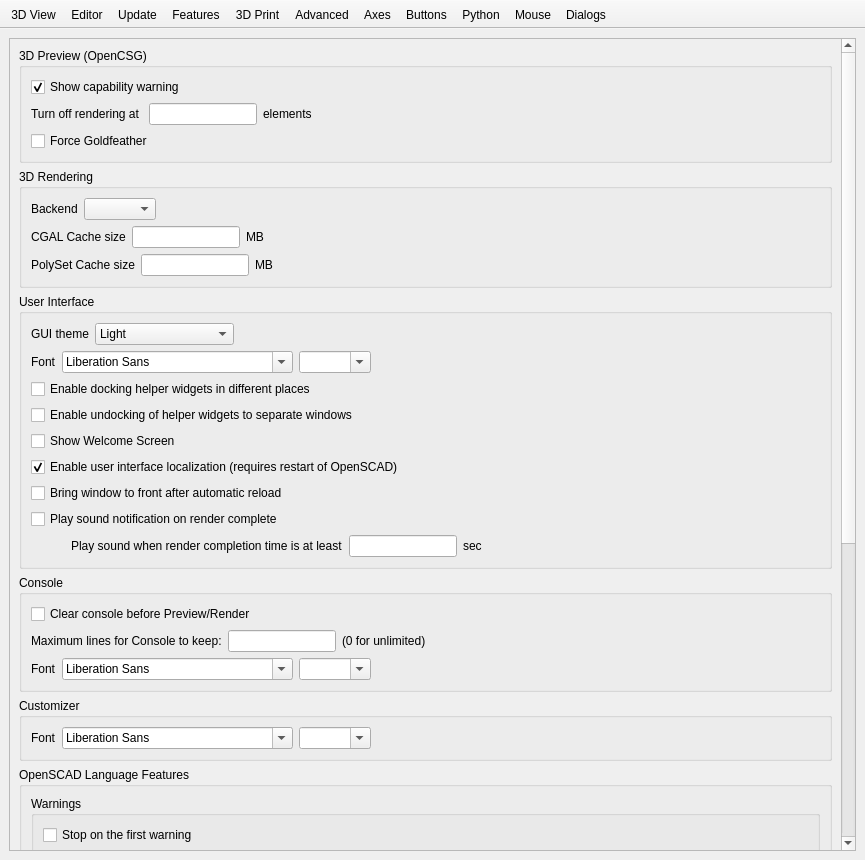
Above: src/gui/Preferences.ui from openscad/openscad before the change. Below: the same form after it.
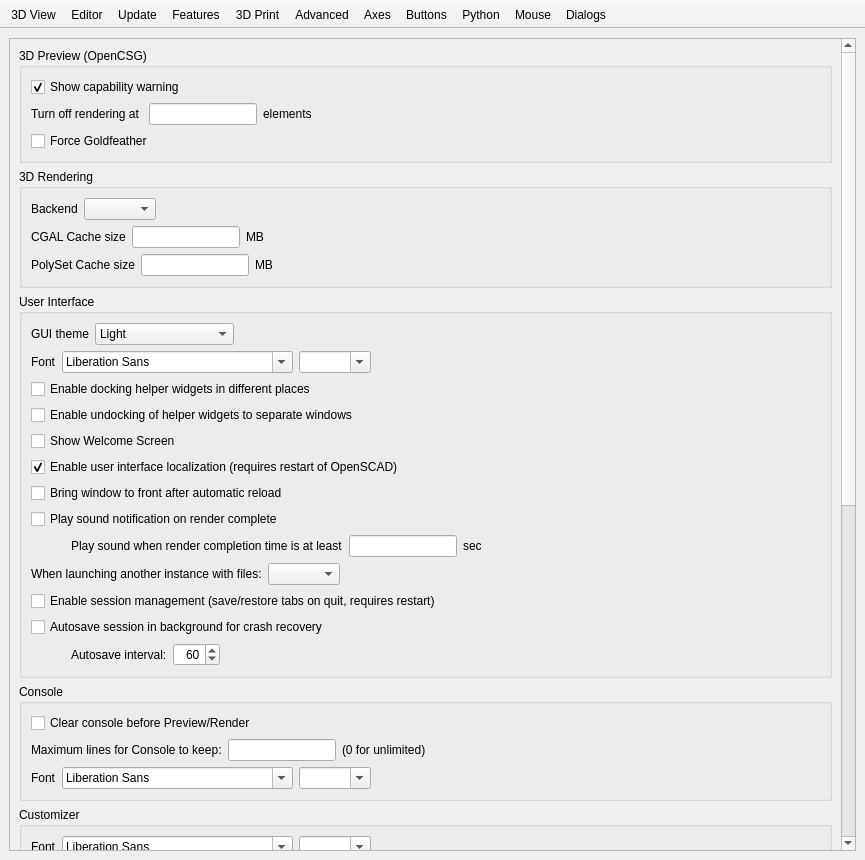
That is the form after the change. Icons and pictures are not drawn. Custom widgets are drawn as their Qt base class.

Commit message: feat(gui): session restore, customizer params without F5, dry-run safety (#415)

Diff of the .ui file:
```diff
--- a/src/gui/Preferences.ui
+++ b/src/gui/Preferences.ui
@@ -2349,6 +2349,93 @@
                  </item>
                 </layout>
                </item>
+               <item>
+                <layout class="QHBoxLayout" name="horizontalLayoutSingleInstance">
+                 <item>
+                  <widget class="QLabel" name="labelSingleInstanceOpenMode">
+                   <property name="text">
+                    <string>When launching another instance with files:</string>
+                   </property>
+                  </widget>
+                 </item>
+                 <item>
+                  <widget class="QComboBox" name="comboBoxSingleInstanceOpenMode"/>
+                 </item>
+                 <item>
+                  <spacer name="horizontalSpacerSingleInstance">
+                   <property name="orientation">
+                    <enum>Qt::Horizontal</enum>
+                   </property>
+                   <property name="sizeHint" stdset="0">
+                    <size>
+                     <width>40</width>
+                     <height>20</height>
+                    </size>
+                   </property>
+                  </spacer>
+                 </item>
+                </layout>
+               </item>
+               <item>
+                <widget class="QCheckBox" name="checkBoxSessionManagementEnabled">
+                 <property name="text">
+                  <string>Enable session management (save/restore tabs on quit, requires restart)</string>
+                 </property>
+                </widget>
+               </item>
+               <item>
+                <widget class="QCheckBox" name="checkBoxAutosaveSessionEnabled">
+                 <property name="text">
+                  <string>Autosave session in background for crash recovery</string>
+                 </property>
+                </widget>
+               </item>
+               <item>
+                <layout class="QHBoxLayout" name="horizontalLayoutAutosaveInterval">
+                 <property name="leftMargin">
+                  <number>40</number>
+                 </property>
+                 <item>
+                  <widget class="QLabel" name="labelAutosaveSessionInterval">
+                   <property name="text">
+                    <string>Autosave interval:</string>
+                   </property>
+                  </widget>
+                 </item>
+                 <item>
+                  <widget class="QSpinBox" name="spinBoxAutosaveSessionInterval">
+                   <property name="alignment">
+                    <set>Qt::AlignRight|Qt::AlignTrailing|Qt::AlignVCenter</set>
+                   </property>
+                   <property name="minimum">
+                    <number>10</number>
+                   </property>
+                   <property name="maximum">
+                    <number>600</number>
+                   </property>
+                   <property name="singleStep">
+                    <number>5</number>
+                   </property>
+                   <property name="value">
+                    <number>60</number>
+                   </property>
+                  </widget>
+                 </item>
+                 <item>
+                  <spacer name="horizontalSpacerAutosaveInterval">
+                   <property name="orientation">
+                    <enum>Qt::Horizontal</enum>
+                   </property>
+                   <property name="sizeHint" stdset="0">
+                    <size>
+                     <width>40</width>
+                     <height>20</height>
+                    </size>
+                   </property>
+                  </spacer>
+                 </item>
+                </layout>
+               </item>
               </layout>
              </widget>
             </item>
```
The commit also changes 46 other files.
